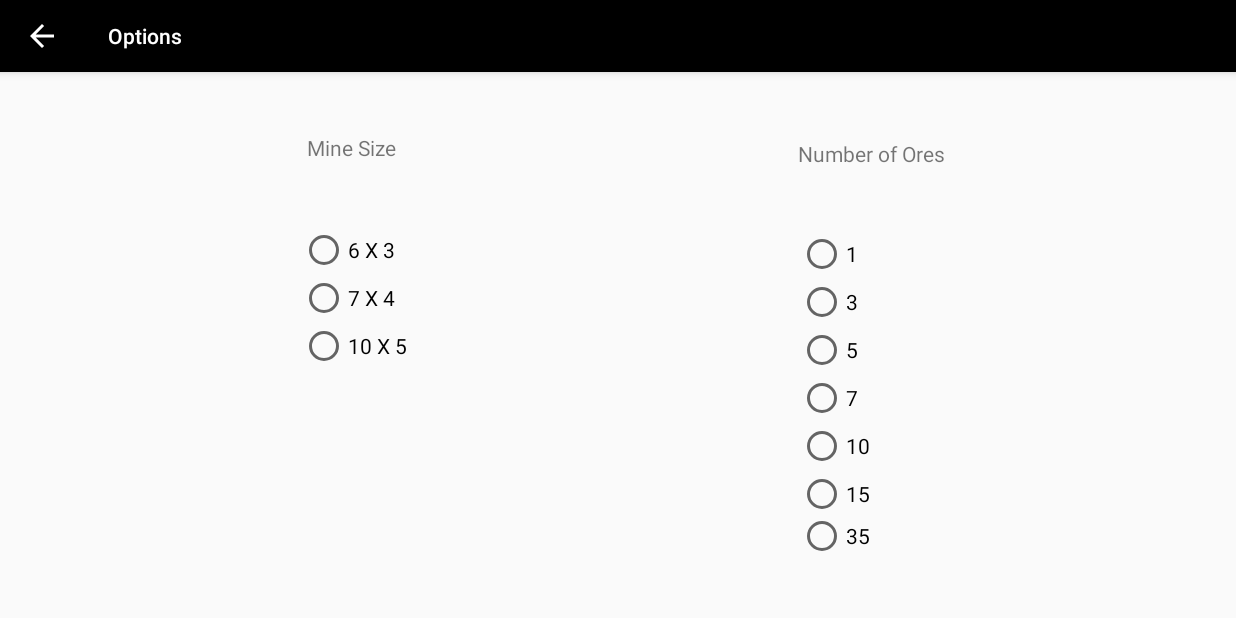
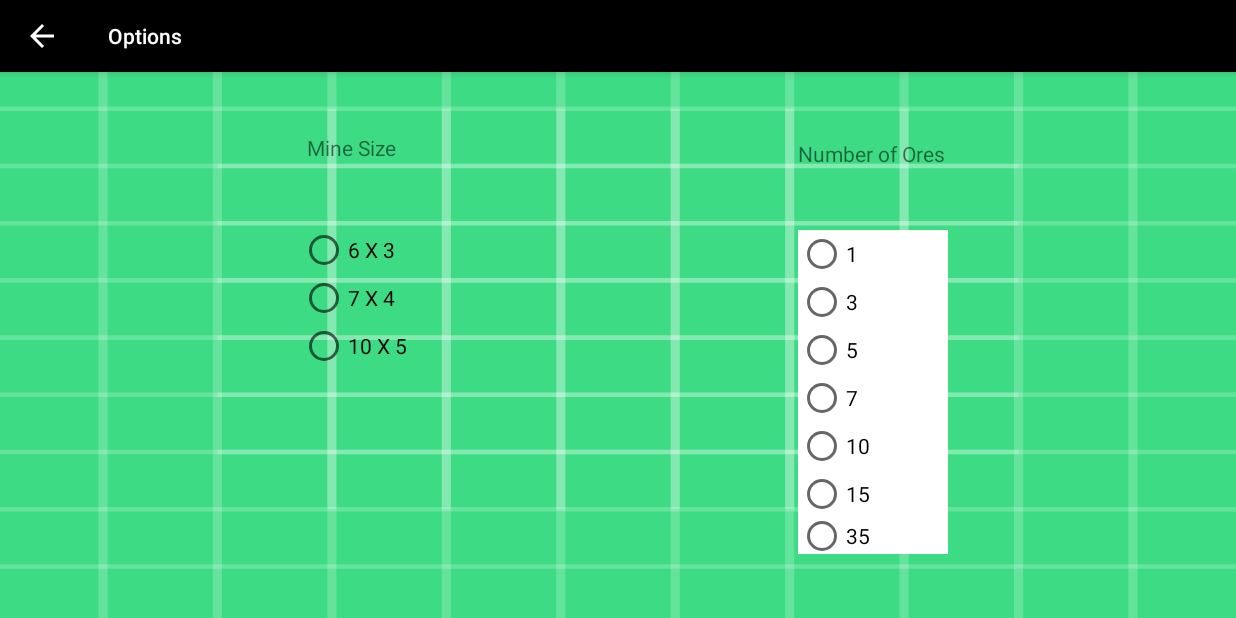
Before and after one commit to trevorbonas/Gold-Rush, an Android app: the OptionsActivity screen opened directly, with no data from a screen before it, on a phone screen of 824 x 412 dp (held sideways). Run offline under Robolectric (Android 15) with nearby library versions, the phone set to English and light mode, and no system bars; Roboto replaces fonts that are not available here.

Commit message:
Change color of options

```diff
--- a/app/src/main/res/layout/activity_options.xml
+++ b/app/src/main/res/layout/activity_options.xml
@@ -4,6 +4,7 @@
     xmlns:tools="http://schemas.android.com/tools"
     android:layout_width="match_parent"
     android:layout_height="match_parent"
+    android:background="@drawable/ic_launcher_background"
     tools:context=".OptionsActivity">
 
     <com.google.android.material.appbar.AppBarLayout
--- a/app/src/main/res/layout/content_options.xml
+++ b/app/src/main/res/layout/content_options.xml
@@ -37,6 +37,7 @@
         android:id="@+id/guideline6"
         android:layout_width="wrap_content"
         android:layout_height="wrap_content"
+        android:background="#FFFFFF"
         android:orientation="horizontal"
         app:layout_constraintGuide_percent="0.48418492" />
 
@@ -57,6 +58,7 @@
         android:layout_height="216dp"
         android:layout_marginStart="120dp"
         android:layout_marginTop="40dp"
+        android:background="#FFFFFF"
         app:layout_constraintBottom_toBottomOf="parent"
         app:layout_constraintStart_toStartOf="@+id/guideline5"
         app:layout_constraintTop_toBottomOf="@+id/num_ores_title"
```
